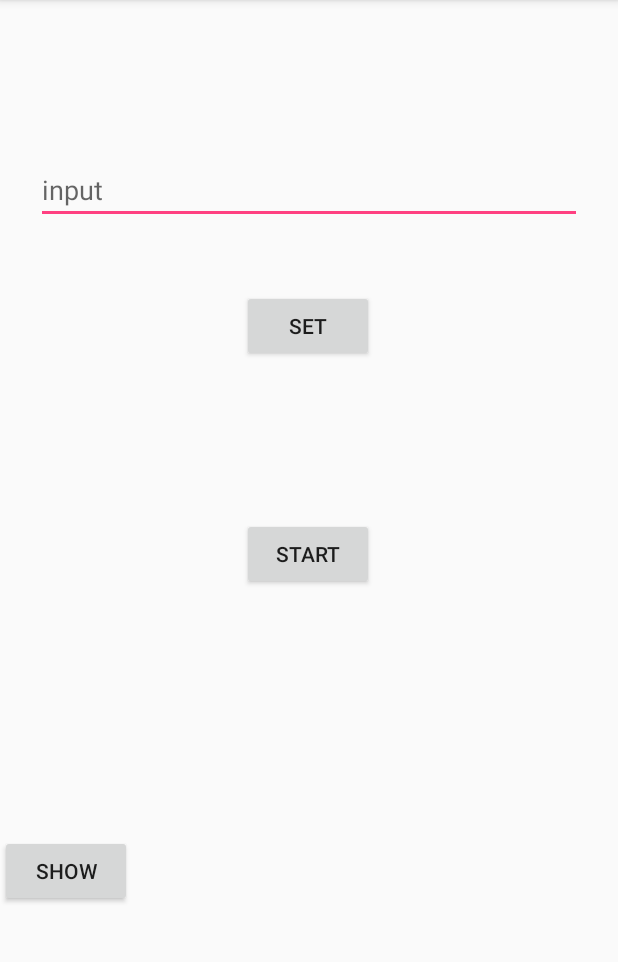
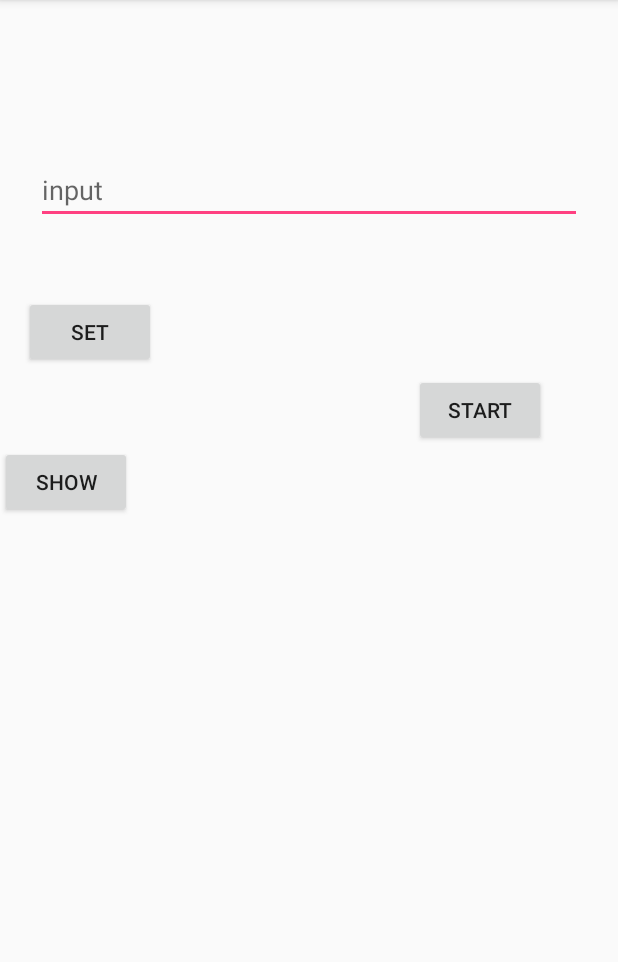
Before and after one commit to mj0822/Android-App-Industrial-project, an Android app: the ControlActivity screen opened directly, with no data from a screen before it, after a tap on "SET", on a phone screen of 412 x 824 dp, the part 84-1046 px from its top. Run offline under Robolectric (Android 15) with nearby library versions, the phone set to English and light mode, and no system bars; 5 statements that could not run were skipped.

Commit message:
list view using shared preference

```diff
--- a/app/src/main/java/com/appsinthesky/bluetoothtutorial/ControlActivity.kt
+++ b/app/src/main/java/com/appsinthesky/bluetoothtutorial/ControlActivity.kt
@@ -11,7 +11,9 @@ import android.os.AsyncTask
 import android.os.Bundle
 import android.support.v7.app.AppCompatActivity
 import android.util.Log
+import android.widget.ArrayAdapter
 import android.widget.EditText
+import android.widget.ListView
 import android.widget.Toast
 import kotlinx.android.synthetic.main.control_layout.*
 import java.io.IOException
@@ -26,6 +28,7 @@ class SharedPreference(val context: Context) : AppCompatActivity(){
         editor.putString(KEY_NAME, value)
 
         editor.commit()
+
     }
     fun getValueString(KEY_NAME: String): String? {
 
@@ -33,6 +36,9 @@ class SharedPreference(val context: Context) : AppCompatActivity(){
     }
 }
 class ControlActivity: AppCompatActivity() {
+    var list: ArrayList<String> = ArrayList()
+    lateinit var arrayAdapter: ArrayAdapter<String>
+    var i = 0
 
     companion object {
         var m_myUUID: UUID = UUID.fromString("00001101-0000-1000-8000-00805F9B34FB")
@@ -41,10 +47,13 @@ class ControlActivity: AppCompatActivity() {
         lateinit var m_bluetoothAdapter: BluetoothAdapter
         var m_isConnected: Boolean = false
         lateinit var m_address: String
-        val i:Int = 0
+
+
     }
 
     override fun onCreate(savedInstanceState: Bundle?) {
+
+        arrayAdapter = ArrayAdapter(this, android.R.layout.simple_list_item_1, list)
         super.onCreate(savedInstanceState)
         setContentView(R.layout.control_layout)
         m_address = intent.getStringExtra(SelectDeviceActivity.EXTRA_ADDRESS)
@@ -59,21 +68,35 @@ class ControlActivity: AppCompatActivity() {
             Toast.makeText(this," entered text is " + text , Toast.LENGTH_LONG).show()
             sendCommand(text.toString())
 
-            val count :Int = i+1
+           i= i+1
+            sharedPreference.save(i.toString(),text.toString())
 
 
-            sharedPreference.save(count.toString(),text.toString())
+
         }
         //control_led_off.setOnClickListener { sendCommand("b")
+
         show_info.setOnClickListener {
-            if (sharedPreference.getValueString("1")!=null) {
-                number.hint = sharedPreference.getValueString("1")!!
-                Toast.makeText(this@ControlActivity,"Data Retrieved",Toast.LENGTH_SHORT).show()
-            }else{
+
+            i=i+1
+
+            if (sharedPreference.getValueString(i.toString())!=null) {
+                val info = findViewById<ListView>(R.id.listView)
+//              number.hint = sharedPreference.getValueString(count2.toString())!!
+                val item = sharedPreference.getValueString(i.toString())!!
+                Toast.makeText(this@ControlActivity,item,Toast.LENGTH_SHORT).show()
+
+                list.add(item)
+                input.setText("")
+                arrayAdapter.notifyDataSetChanged()
+                listView.adapter = arrayAdapter
+
+
+            }
+            else{
                 number.hint="NO value found"
             }
         }
-
     }
 
 
--- a/app/src/main/res/layout/control_layout.xml
+++ b/app/src/main/res/layout/control_layout.xml
@@ -23,9 +23,9 @@
         android:id="@+id/set_button"
         android:layout_width="wrap_content"
         android:layout_height="wrap_content"
-        android:layout_marginTop="44dp"
+        android:layout_marginTop="48dp"
         android:text="Set"
-        app:layout_constraintHorizontal_bias="0.498"
+        app:layout_constraintHorizontal_bias="0.049"
         app:layout_constraintLeft_toLeftOf="parent"
         app:layout_constraintRight_toRightOf="parent"
         app:layout_constraintTop_toBottomOf="@+id/input" />
@@ -34,9 +34,9 @@
         android:id="@+id/Start"
         android:layout_width="wrap_content"
         android:layout_height="wrap_content"
-        android:layout_marginTop="104dp"
+        android:layout_marginTop="4dp"
         android:text="Start"
-        app:layout_constraintHorizontal_bias="0.498"
+        app:layout_constraintHorizontal_bias="0.851"
         app:layout_constraintLeft_toLeftOf="parent"
         app:layout_constraintRight_toRightOf="parent"
         app:layout_constraintTop_toBottomOf="@+id/set_button" />
@@ -48,8 +48,9 @@
         android:text="SHOW"
         app:layout_constraintBottom_toBottomOf="parent"
         app:layout_constraintTop_toBottomOf="@+id/Start"
-        tools:layout_editor_absoluteX="161dp"
-        tools:ignore="MissingConstraints" />
+        app:layout_constraintVertical_bias="0.0"
+        tools:ignore="MissingConstraints"
+        tools:layout_editor_absoluteX="120dp" />
 
     <TextView
         android:id="@+id/Text"
@@ -57,6 +58,17 @@
         android:layout_height="wrap_content"
         app:layout_constraintBottom_toBottomOf="parent"
         app:layout_constraintTop_toBottomOf="@+id/show_info"
+        app:layout_constraintVertical_bias="0.098"
         tools:ignore="MissingConstraints"
         tools:layout_editor_absoluteX="0dp" />
+
+    <ListView
+        android:id="@+id/listView"
+        android:layout_width="fill_parent"
+        android:layout_height="wrap_content"
+        android:layout_below="@id/Text"
+        app:layout_constraintTop_toBottomOf="@id/Text"
+
+         />
+
 </android.support.constraint.ConstraintLayout>
```
Also changed, not shown: app/src/main/AndroidManifest.xml (+12 -3 lines), app/src/main/java/com/appsinthesky/bluetoothtutorial/List.kt (added, +38 -0 lines), app/src/main/res/layout/activity_list.xml (added, +24 -0 lines).
